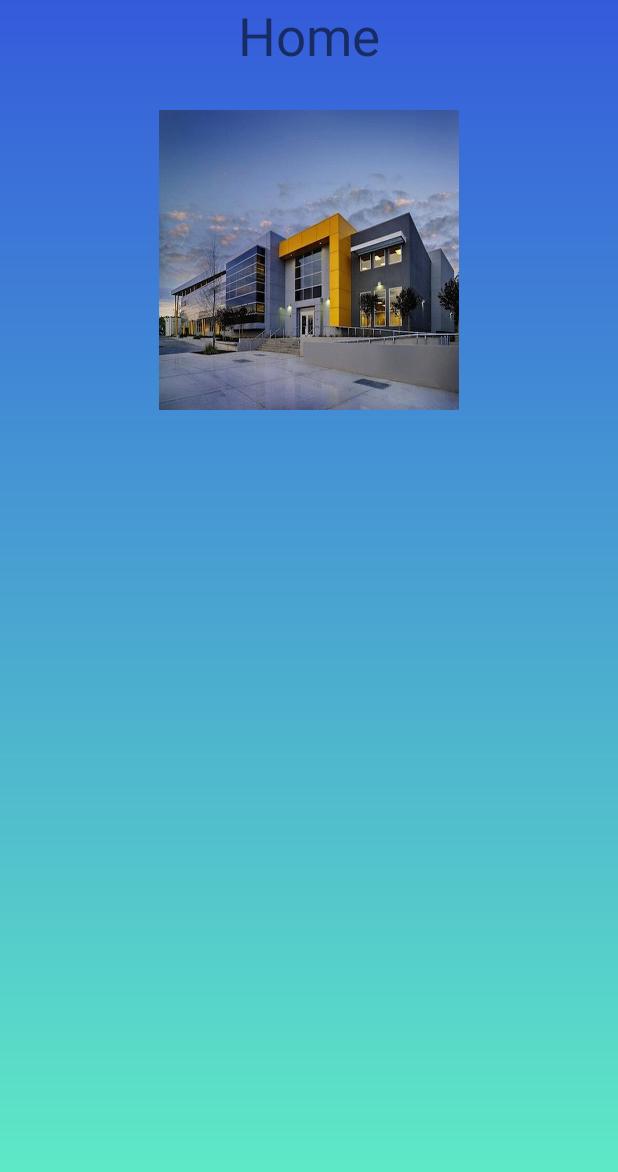
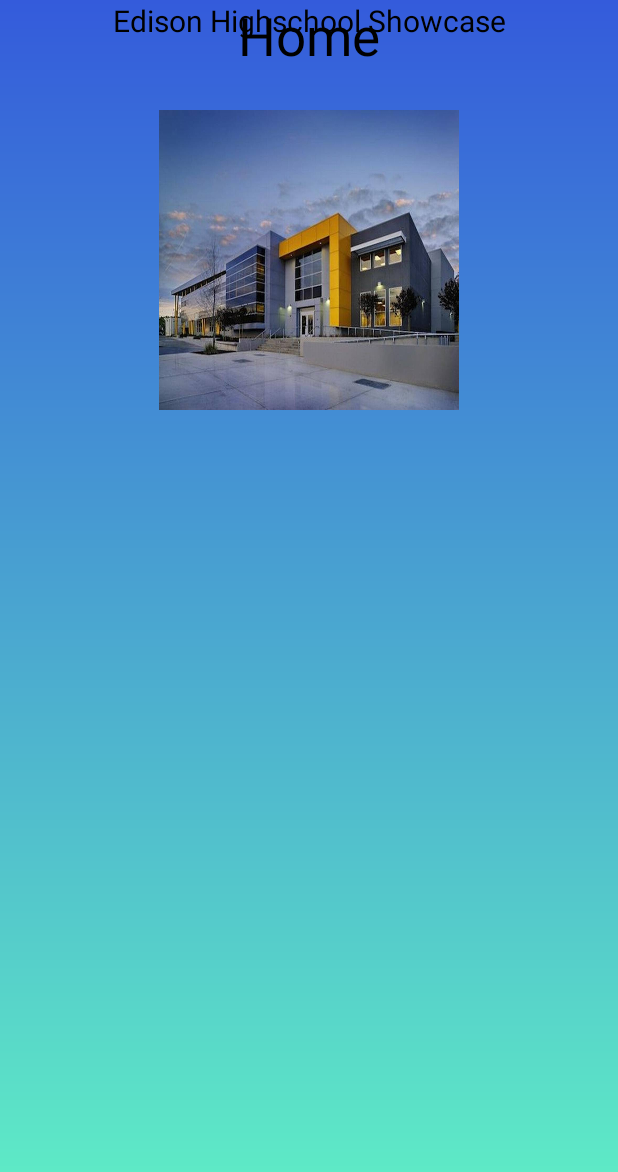
Before and after one commit to GodlyAzn/Seekr2, an Android app: the layout fragment_home.xml on its own in the app's theme, with its tools: preview values and no code run, on a phone screen of 412 x 824 dp. Shown: the top 1172 px of the screen. Run offline under Robolectric (Android 15) with nearby library versions, the phone set to English and light mode, and no system bars.

Commit message:
small changes

```diff
--- a/app/src/main/res/layout/activity_main.xml
+++ b/app/src/main/res/layout/activity_main.xml
@@ -7,6 +7,12 @@
     tools:context="com.example.samuel.seekrhome.MainActivity"
     android:id="@+id/drawer"
     android:background="@drawable/homebg">
+    <LinearLayout
+        android:orientation="vertical"
+        android:id="@+id/flcontent"
+        android:layout_width="match_parent"
+        android:layout_height="match_parent">
+    </LinearLayout>
     <android.support.design.widget.NavigationView
         app:headerLayout="@layout/header"
         app:itemTextColor="#fff"
@@ -18,12 +24,6 @@
         app:menu="@menu/drawermenu"
         android:layout_gravity="start"
         >
-        <LinearLayout
-            android:orientation="vertical"
-            android:id="@+id/flcontent"
-            android:layout_width="match_parent"
-            android:layout_height="match_parent">
-        </LinearLayout>
         <ImageView
             android:layout_gravity="bottom"
             android:background="@drawable/z"
--- a/app/src/main/res/layout/fragment_home.xml
+++ b/app/src/main/res/layout/fragment_home.xml
@@ -2,6 +2,7 @@
     xmlns:tools="http://schemas.android.com/tools"
     android:layout_width="match_parent"
     android:layout_height="match_parent"
+    android:background="@drawable/background"
     tools:context="com.example.samuel.seekrhome.Home">
 
     <!-- TODO: Update blank fragment layout -->
@@ -9,8 +10,8 @@
         android:textSize="35dp"
         android:layout_width="match_parent"
         android:layout_height="match_parent"
-        android:background="@drawable/background"
         android:textAlignment="center"
+        android:textColor="#000"
         android:text="Home" />
 
     <RelativeLayout
@@ -23,7 +24,21 @@
             android:layout_height="200dp"
             android:layout_alignParentTop="true"
             android:layout_centerHorizontal="true"
+
             android:layout_marginTop="73dp" />
+
+        <TextView
+            android:layout_width="match_parent"
+            android:layout_height="match_parent"
+            android:layout_alignParentStart="true"
+            android:layout_alignParentTop="true"
+            android:text="Edison Highschool Showcase"
+            android:textSize="20dp"
+            android:textColor="#000"
+            android:textAlignment="center"
+            />
     </RelativeLayout>
 
+
+
 </FrameLayout>
```
